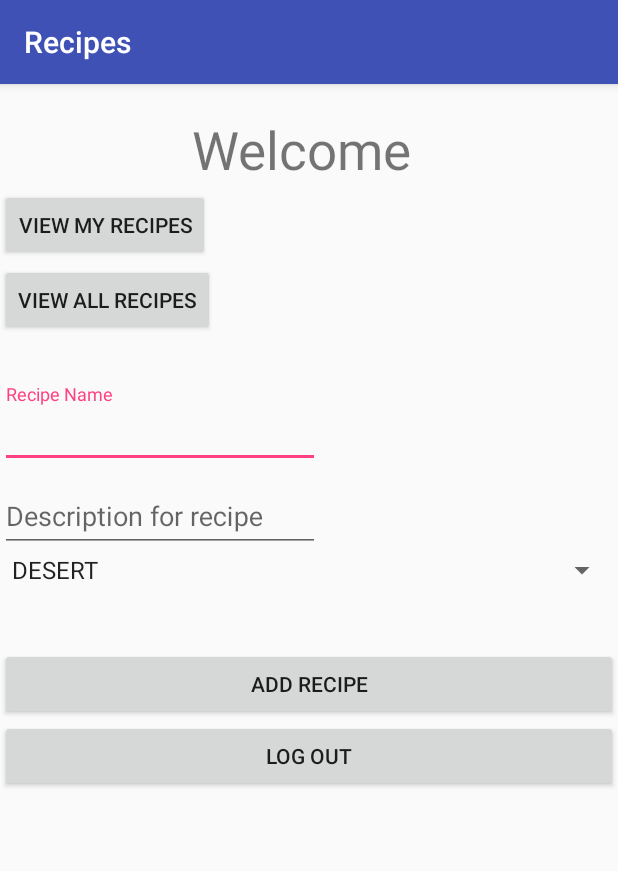
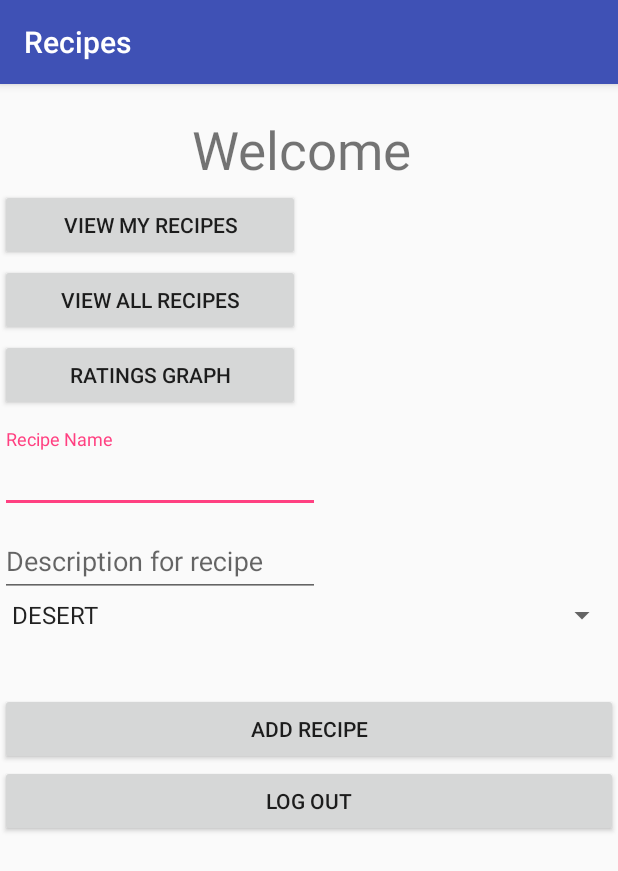
Before and after one commit to AlexandraRinja/PPDMobile, an Android app: the SuccessActivity screen opened directly, with no data from a screen before it, on a phone screen of 412 x 824 dp. Shown: the top 871 px of the screen. Run offline under Robolectric (Android 15) with nearby library versions, the phone set to English and light mode, and no system bars; our stand-ins replace Room's generated code; 1 statement that could not run was skipped.

Commit message:
android done

```diff
--- a/android/app/build.gradle
+++ b/android/app/build.gradle
@@ -27,6 +27,7 @@ dependencies {
     implementation "android.arch.lifecycle:extensions:1.0.0"
     testImplementation "android.arch.core:core-testing:1.0.0"
 
+    compile 'com.jjoe64:graphview:4.2.1'
     implementation "android.arch.lifecycle:reactivestreams:1.0.0"
     implementation 'com.android.support:appcompat-v7:26.1.0'
     compile 'com.android.support.constraint:constraint-layout:1.0.2'
--- a/android/app/src/main/AndroidManifest.xml
+++ b/android/app/src/main/AndroidManifest.xml
@@ -50,6 +50,12 @@
             android:name=".ui.DetailActivity0"
             android:label="LifeSum app">
         </activity>
+
+        <activity
+            android:name=".ui.GraphActivity"
+            android:label="LifeSum app">
+        </activity>
+
     </application>
 
 </manifest>
--- a/android/app/src/main/java/com/example/alis/exemplu/model/Recipe.java
+++ b/android/app/src/main/java/com/example/alis/exemplu/model/Recipe.java
@@ -3,13 +3,10 @@ package com.example.alis.exemplu.model;
 import android.arch.persistence.room.ColumnInfo;
 import android.arch.persistence.room.Entity;
 import android.arch.persistence.room.ForeignKey;
-import android.arch.persistence.room.Ignore;
 import android.arch.persistence.room.PrimaryKey;
 import android.arch.persistence.room.TypeConverters;
 
 import java.io.Serializable;
-import java.util.ArrayList;
-import java.util.List;
 
 /**
  * Created by Alis on 11/5/2017.
--- a/android/app/src/main/java/com/example/alis/exemplu/ui/MainActivity.java
+++ b/android/app/src/main/java/com/example/alis/exemplu/ui/MainActivity.java
@@ -18,11 +18,11 @@ public class MainActivity extends AppCompatActivity implements View.OnClickListe
 
         Button registerButton=findViewById(R.id.registerButton);
         registerButton.setOnClickListener(this);
+
         Button loginButton=findViewById(R.id.loginButton);
         loginButton.setOnClickListener(this);
 
-        Button recipesButton=findViewById(R.id.recipesButton);
-        recipesButton.setOnClickListener(this);
+
         Button userListButton= findViewById(R.id.userListButton);
         userListButton.setOnClickListener(this);
 
--- a/android/app/src/main/java/com/example/alis/exemplu/ui/RecipesNewActivity.java
+++ b/android/app/src/main/java/com/example/alis/exemplu/ui/RecipesNewActivity.java
@@ -22,7 +22,7 @@ public class RecipesNewActivity extends AppCompatActivity {
     @Override
     protected void onCreate(Bundle savedInstanceState) {
         super.onCreate(savedInstanceState);
-        setContentView(R.layout.activity_recipesnew);
+        setContentView(R.layout.activity_recipes);
 
         final List<Recipe> recipes= (List<Recipe>) getIntent().getSerializableExtra("Recipes");
         ListView listView=(ListView) findViewById(R.id.listViewRecipes);
--- a/android/app/src/main/java/com/example/alis/exemplu/ui/SuccessActivity.java
+++ b/android/app/src/main/java/com/example/alis/exemplu/ui/SuccessActivity.java
@@ -19,7 +19,6 @@ import com.example.alis.exemplu.model.Recipe;
 import com.example.alis.exemplu.model.Type;
 
 import java.io.Serializable;
-import java.util.ArrayList;
 import java.util.Arrays;
 import java.util.List;
 
@@ -32,7 +31,7 @@ public class SuccessActivity extends AppCompatActivity {
     EditText et_name,et_description;
     SharedPreferences sharedPreferences;
     Spinner sp_type;
-    Button bt_myRecipes,bt_allRecipes,bt_addRecipe,bt_logout;
+    Button bt_myRecipes,bt_allRecipes,bt_addRecipe,bt_logout,bt_graph;
     @Override
     protected void onCreate(Bundle savedInstanceState) {
         super.onCreate(savedInstanceState);
@@ -47,6 +46,7 @@ public class SuccessActivity extends AppCompatActivity {
         final SharedPreferences prefs = getSharedPreferences("loginPref", MODE_PRIVATE);
         String nameRestore = prefs.getString("name", null);
         final int id=prefs.getInt("id",-1);
+
         Log.i("preferences","PREFERENCES"+nameRestore);
 
         tv_loginUser=findViewById(R.id.loginUser);
@@ -106,5 +106,13 @@ public class SuccessActivity extends AppCompatActivity {
                 startActivity(i);
             }
         });
+        bt_graph=findViewById(R.id.graphButton);
+        bt_graph.setOnClickListener(new View.OnClickListener(){
+            @Override
+            public void onClick(View v) {
+                Intent i = new Intent(SuccessActivity.this, GraphActivity.class);
+                startActivity(i);
+            }
+        });
     }
 }
--- a/android/app/src/main/res/layout/activity_main.xml
+++ b/android/app/src/main/res/layout/activity_main.xml
@@ -57,5 +57,6 @@
             android:layout_alignLeft="@+id/textView"
             android:layout_alignStart="@+id/textView"
             android:text="Login" />
+
     </RelativeLayout>
 </android.support.constraint.ConstraintLayout>
--- a/android/app/src/main/res/layout/activity_success.xml
+++ b/android/app/src/main/res/layout/activity_success.xml
@@ -16,20 +16,27 @@
     <Button
         android:id="@+id/myreceipesButton"
         android:layout_height="wrap_content"
-        android:layout_width="wrap_content"
+        android:layout_width="200dp"
         android:layout_marginTop="70dp"
         android:text="View my Recipes"
         />
     <Button
         android:id="@+id/allreceipesButton"
         android:layout_height="wrap_content"
-        android:layout_width="wrap_content"
+        android:layout_width="200dp"
         android:layout_marginTop="120dp"
         android:text="View all Recipes"
         />
+    <Button
+        android:id="@+id/graphButton"
+        android:layout_height="wrap_content"
+        android:layout_width="200dp"
+        android:layout_marginTop="170dp"
+        android:text="RATINGS GRAPH"
+        />
     <LinearLayout xmlns:android="http://schemas.android.com/apk/res/android"
         android:orientation="vertical"
-        android:layout_marginTop="200dp"
+        android:layout_marginTop="230dp"
         android:layout_width="match_parent"
         android:layout_height="wrap_content">
         <android.support.design.widget.TextInputLayout
```
Also changed, not shown: android/app/src/main/java/com/example/alis/exemplu/ui/GraphActivity.java (added, +66 -0 lines), android/app/src/main/res/layout/activity_graph.xml (added, +9 -0 lines), android/app/src/main/res/layout/activity_recipes.xml (renamed from android/app/src/main/res/layout/activity_recipesnew.xml).
